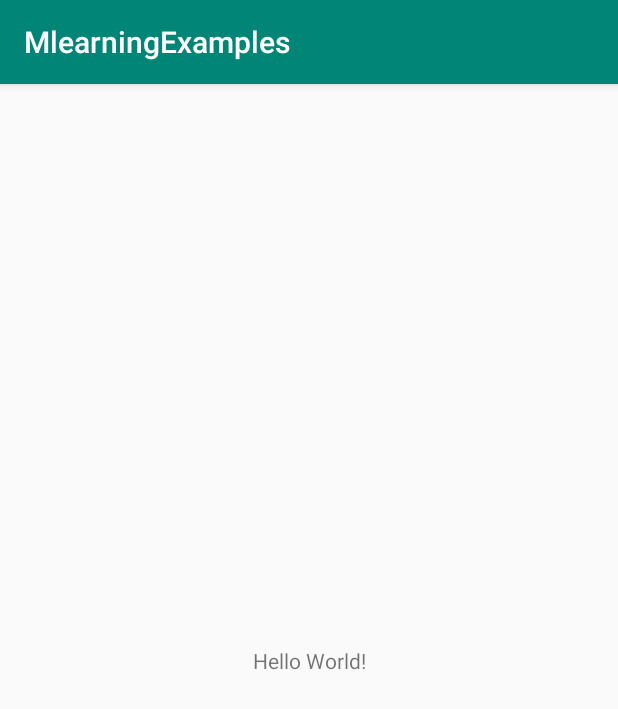
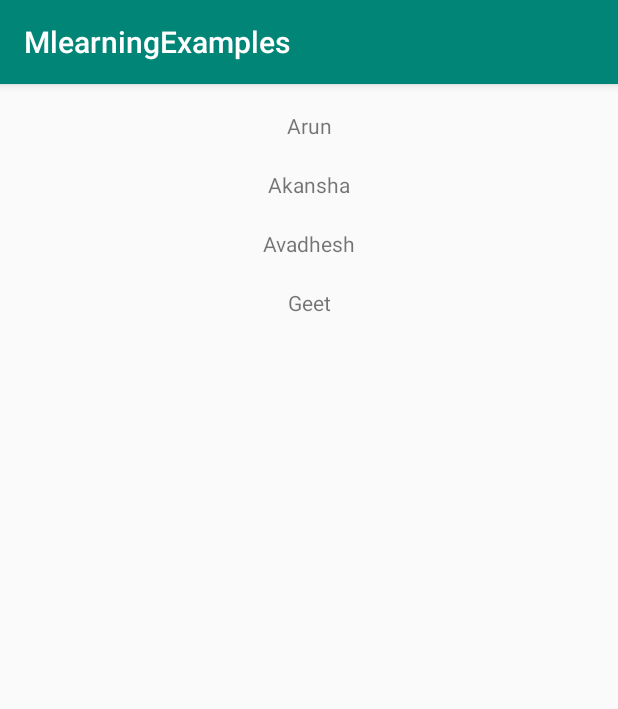
Before and after one commit to Geet-Thakur01/MLExamples, an Android app: the screen it shows after launch (MainActivity), on a phone screen of 412 x 824 dp. Shown: the top 709 px of the screen. Run offline under Robolectric (Android 15) with nearby library versions, the phone set to English and light mode, and no system bars.

Commit message:
avadesh Home Activity created.

```diff
--- a/MlearningExamples/app/src/main/AndroidManifest.xml
+++ b/MlearningExamples/app/src/main/AndroidManifest.xml
@@ -9,6 +9,7 @@
         android:roundIcon="@mipmap/ic_launcher_round"
         android:supportsRtl="true"
         android:theme="@style/AppTheme">
+        <activity android:name=".avadesh.AvadeshActivity"></activity>
         <activity android:name=".MainActivity">
             <intent-filter>
                 <action android:name="android.intent.action.MAIN" />
--- a/MlearningExamples/app/src/main/java/com/example/mlearningexamples/MainActivity.java
+++ b/MlearningExamples/app/src/main/java/com/example/mlearningexamples/MainActivity.java
@@ -2,14 +2,29 @@ package com.example.mlearningexamples;
 
 import android.support.v7.app.AppCompatActivity;
 import android.os.Bundle;
+import android.support.v7.widget.LinearLayoutManager;
+import android.support.v7.widget.RecyclerView;
+import android.widget.ArrayAdapter;
+
+import java.util.ArrayList;
+import java.util.Arrays;
 
 public class MainActivity extends AppCompatActivity {
+    private final String[] list_items = {"Arun", "Akansha", "Avadhesh", "Geet"};
 
     @Override
     protected void onCreate(Bundle savedInstanceState) {
         super.onCreate(savedInstanceState);
         setContentView(R.layout.activity_main);
+        RecyclerView user_list = findViewById(R.id.user_list);
+        RecyclerView.LayoutManager lm= new LinearLayoutManager(this);
+        user_list.setLayoutManager(lm);
 
+
+
+        // specify an adapter (see also next example)
+        MyAdapter  mAdapter = new MyAdapter(list_items);
+        user_list.setAdapter(mAdapter);
 
 
     }
--- /dev/null
+++ b/MlearningExamples/app/src/main/java/com/example/mlearningexamples/MyAdapter.java
@@ -0,0 +1,56 @@
+package com.example.mlearningexamples;
+
+import android.support.annotation.NonNull;
+import android.support.v7.widget.RecyclerView;
+import android.view.LayoutInflater;
+import android.view.View;
+import android.view.ViewGroup;
+import android.widget.TextView;
+
+public class MyAdapter extends RecyclerView.Adapter<MyAdapter.MyViewHolder> {
+    private String[] mDataset;
+
+    // Provide a reference to the views for each data item
+    // Complex data items may need more than one view per item, and
+    // you provide access to all the views for a data item in a view holder
+    public static class MyViewHolder extends RecyclerView.ViewHolder {
+        // each data item is just a string in this case
+        public TextView textView;
+        public MyViewHolder(TextView v) {
+            super(v);
+            textView = v;
+        }
+    }
+
+    // Provide a suitable constructor (depends on the kind of dataset)
+    public MyAdapter(String[] myDataset) {
+        mDataset = myDataset;
+    }
+
+    // Create new views (invoked by the layout manager)
+    @Override
+    public MyAdapter.MyViewHolder onCreateViewHolder(ViewGroup parent,
+                                                     int viewType) {
+        // create a new view
+        TextView v = (TextView) LayoutInflater.from(parent.getContext())
+                .inflate(R.layout.my_text_view, parent, false);
+
+        MyViewHolder vh = new MyViewHolder(v);
+        return vh;
+    }
+
+    // Replace the contents of a view (invoked by the layout manager)
+    @Override
+    public void onBindViewHolder(MyViewHolder holder, int position) {
+        // - get element from your dataset at this position
+        // - replace the contents of the view with that element
+        holder.textView.setText(mDataset[position]);
+
+    }
+
+    // Return the size of your dataset (invoked by the layout manager)
+    @Override
+    public int getItemCount() {
+        return mDataset.length;
+    }
+}
--- /dev/null
+++ b/MlearningExamples/app/src/main/java/com/example/mlearningexamples/avadesh/AvadeshActivity.java
@@ -0,0 +1,15 @@
+package com.example.mlearningexamples.avadesh;
+
+import android.support.v7.app.AppCompatActivity;
+import android.os.Bundle;
+
+import com.example.mlearningexamples.R;
+
+public class AvadeshActivity extends AppCompatActivity {
+
+    @Override
+    protected void onCreate(Bundle savedInstanceState) {
+        super.onCreate(savedInstanceState);
+        setContentView(R.layout.activity_avadesh);
+    }
+}
--- /dev/null
+++ b/MlearningExamples/app/src/main/res/layout/activity_avadesh.xml
@@ -0,0 +1,9 @@
+<?xml version="1.0" encoding="utf-8"?>
+<android.support.constraint.ConstraintLayout xmlns:android="http://schemas.android.com/apk/res/android"
+    xmlns:app="http://schemas.android.com/apk/res-auto"
+    xmlns:tools="http://schemas.android.com/tools"
+    android:layout_width="match_parent"
+    android:layout_height="match_parent"
+    tools:context=".avadesh.AvadeshActivity">
+
+</android.support.constraint.ConstraintLayout>
--- a/MlearningExamples/app/src/main/res/layout/activity_main.xml
+++ b/MlearningExamples/app/src/main/res/layout/activity_main.xml
@@ -6,13 +6,16 @@
     android:layout_height="match_parent"
     tools:context=".MainActivity">
 
-    <TextView
-        android:layout_width="wrap_content"
-        android:layout_height="wrap_content"
-        android:text="Hello World!"
+    <android.support.v7.widget.RecyclerView
+        android:id="@+id/user_list"
+        android:layout_width="match_parent"
+        android:layout_height="match_parent"
+        android:layout_marginStart="8dp"
+        android:layout_marginTop="8dp"
+        android:layout_marginEnd="8dp"
+        android:layout_marginBottom="8dp"
         app:layout_constraintBottom_toBottomOf="parent"
-        app:layout_constraintLeft_toLeftOf="parent"
-        app:layout_constraintRight_toRightOf="parent"
+        app:layout_constraintEnd_toEndOf="parent"
+        app:layout_constraintStart_toStartOf="parent"
         app:layout_constraintTop_toTopOf="parent" />
-
 </android.support.constraint.ConstraintLayout>
--- /dev/null
+++ b/MlearningExamples/app/src/main/res/layout/my_text_view.xml
@@ -0,0 +1,6 @@
+<?xml version="1.0" encoding="utf-8"?>
+<TextView xmlns:android="http://schemas.android.com/apk/res/android"
+    android:gravity="center"
+    android:padding="10dp"
+    android:layout_width="match_parent"
+    android:layout_height="wrap_content" />
```
